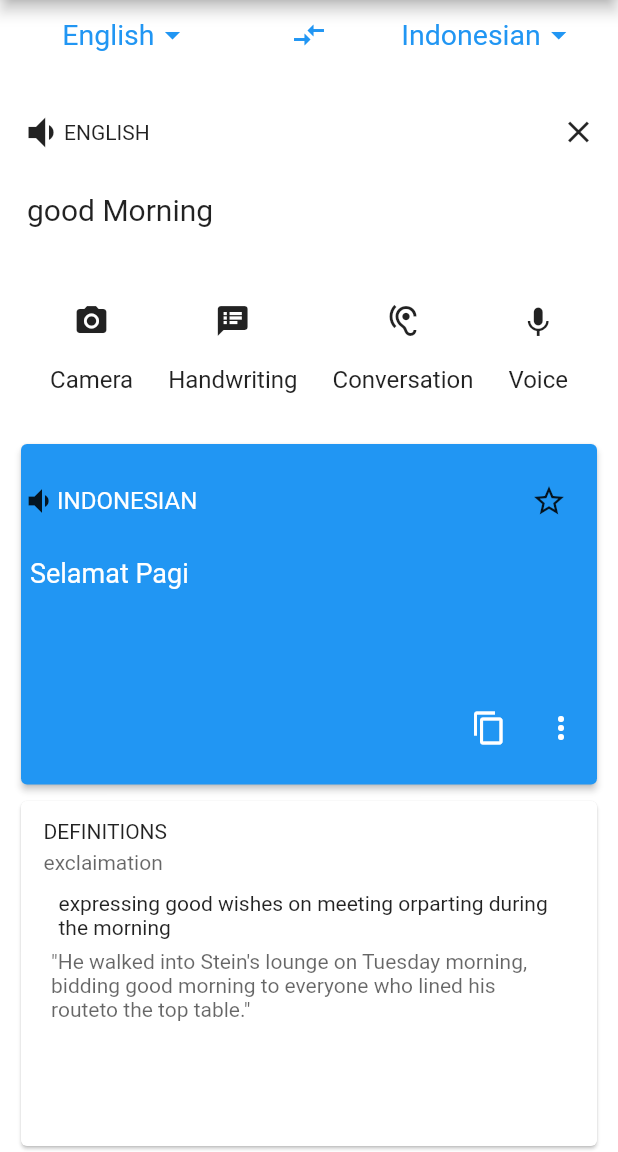
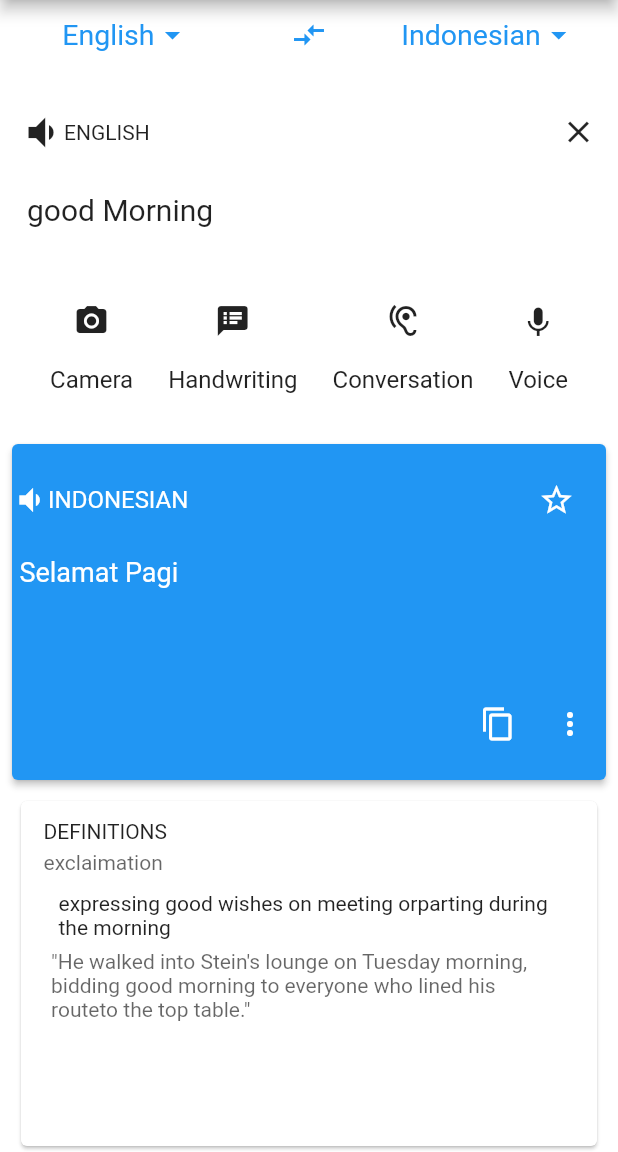
Before and after one commit to Flutter-Kapil/day3GoogleTranslate, a Flutter app: the screen it shows after launch, on a phone screen of 412 x 824 dp, the part 84-1236 px from its top. Run offline on Flutter 3.47's test engine with Material 2 defaults, Android fonts, the phone set to English and light mode, and no system bars.

Commit message:
This looks bit better.

```diff
--- a/lib/main.dart
+++ b/lib/main.dart
@@ -196,16 +196,15 @@ class _TranslateAppState extends State<TranslateApp> {
         children: <Widget>[
           Expanded(
             flex: 2,
-            child: Padding(
-              padding: const EdgeInsets.fromLTRB(10.0, 4.0, 10.0, 1.0),
             child: Card(
-//                margin: EdgeInsets.all(2),
+              margin: EdgeInsets.all(8),
               color: Colors.blue,
               elevation: 2.0,
               child: Column(
                 crossAxisAlignment: CrossAxisAlignment.stretch,
                 children: <Widget>[
                   Expanded(
+                    flex: 1,
                     child: Row(
                       mainAxisAlignment: MainAxisAlignment.end,
                       children: <Widget>[
@@ -217,7 +216,7 @@ class _TranslateAppState extends State<TranslateApp> {
                                 alignment: Alignment.centerRight,
                                 child: Icon(
                                   Icons.volume_down,
-//
+                                  color: Colors.white,
                                 ),
                               ),
                               Container(
@@ -236,6 +235,7 @@ class _TranslateAppState extends State<TranslateApp> {
                           child: Container(
                             child: IconButton(
                               icon: Icon(staricon),
+                              color: Colors.white,
                               onPressed: () {
                                 if (staricon == Icons.star_border) {
                                   staricon = Icons.star;
@@ -252,9 +252,8 @@ class _TranslateAppState extends State<TranslateApp> {
                   ),
                   Expanded(
                     flex: 1,
-                      child: Padding(
-                        padding: const EdgeInsets.fromLTRB(6, 0, 6, 0),
                     child: Container(
+                      padding: EdgeInsets.fromLTRB(5, 0, 5, 0),
                       alignment: Alignment.topLeft,
                       child: Text(
                         'Selamat Pagi',
@@ -262,8 +261,8 @@ class _TranslateAppState extends State<TranslateApp> {
                       ),
                     ),
                   ),
-                    ),
                   Expanded(
+                    flex: 1,
                     child: Row(
                       mainAxisAlignment: MainAxisAlignment.end,
                       children: <Widget>[
@@ -281,7 +280,6 @@ class _TranslateAppState extends State<TranslateApp> {
                     ),
                   )
                 ],
-                ),
               ),
             ),
           ),
```
Lines whose indentation alone changed are shown as unchanged.
